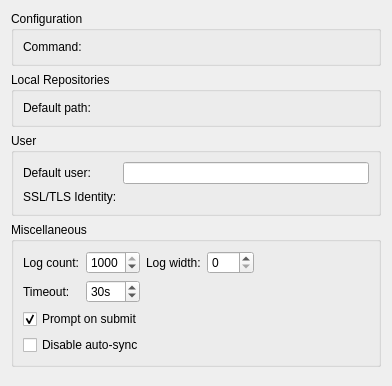
The window that src/plugins/fossil/optionspage.ui (nomadbyte/qtcreator-plugin-fossil) describes before a commit, drawn with Qt 5.
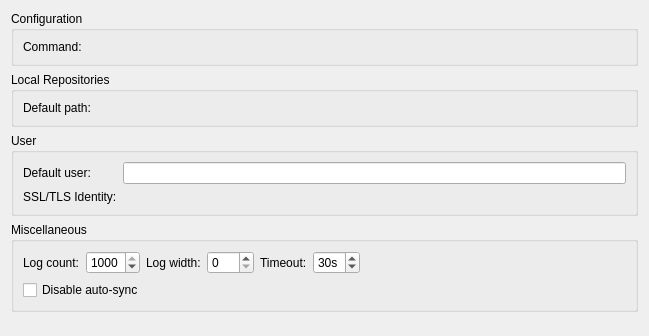
The same window after the commit. Custom widgets are drawn as their Qt base class.

Patch:
```diff
--- a/src/plugins/fossil/optionspage.ui
+++ b/src/plugins/fossil/optionspage.ui
@@ -6,8 +6,8 @@
    <rect>
     <x>0</x>
     <y>0</y>
-    <width>392</width>
-    <height>386</height>
+    <width>649</width>
+    <height>336</height>
    </rect>
   </property>
   <property name="windowTitle">
@@ -108,6 +108,19 @@
       <string>Miscellaneous</string>
      </property>
      <layout class="QGridLayout" name="gridLayout">
+      <item row="0" column="6">
+       <spacer name="horizontalSpacer">
+        <property name="orientation">
+         <enum>Qt::Horizontal</enum>
+        </property>
+        <property name="sizeHint" stdset="0">
+         <size>
+          <width>213</width>
+          <height>20</height>
+         </size>
+        </property>
+       </spacer>
+      </item>
       <item row="0" column="0">
        <widget class="QLabel" name="showLogEntriesLabel">
         <property name="text">
@@ -115,6 +128,13 @@
         </property>
        </widget>
       </item>
+      <item row="0" column="4">
+       <widget class="QLabel" name="timeoutSecondsLabel">
+        <property name="text">
+         <string>Timeout:</string>
+        </property>
+       </widget>
+      </item>
       <item row="0" column="1">
        <widget class="QSpinBox" name="logEntriesCount">
         <property name="toolTip">
@@ -148,47 +168,7 @@
         </property>
        </widget>
       </item>
-      <item row="0" column="4">
-       <spacer name="horizontalSpacer">
-        <property name="orientation">
-         <enum>Qt::Horizontal</enum>
-        </property>
-        <property name="sizeHint" stdset="0">
-         <size>
-          <width>213</width>
-          <height>20</height>
-         </size>
-        </property>
-       </spacer>
-      </item>
-      <item row="1" column="0">
-       <widget class="QLabel" name="timeoutSecondsLabel">
-        <property name="text">
-         <string>Timeout:</string>
-        </property>
-       </widget>
-      </item>
-      <item row="1" column="1">
-       <widget class="QSpinBox" name="timeout">
-        <property name="suffix">
-         <string>s</string>
-        </property>
-        <property name="value">
-         <number>30</number>
-        </property>
-       </widget>
-      </item>
-      <item row="2" column="0" colspan="3">
-       <widget class="QCheckBox" name="promptOnSubmitCheckBox">
-        <property name="text">
-         <string>Prompt on submit</string>
-        </property>
-        <property name="checked">
-         <bool>true</bool>
-        </property>
-       </widget>
-      </item>
-      <item row="3" column="0" colspan="3">
+      <item row="2" column="0" colspan="5">
        <widget class="QCheckBox" name="disableAutosyncCheckBox">
         <property name="toolTip">
          <string>Disable automatic pull/push of local changes to the remote repository.</string>
@@ -201,6 +181,16 @@
         </property>
        </widget>
       </item>
+      <item row="0" column="5">
+       <widget class="QSpinBox" name="timeout">
+        <property name="suffix">
+         <string>s</string>
+        </property>
+        <property name="value">
+         <number>30</number>
+        </property>
+       </widget>
+      </item>
      </layout>
     </widget>
    </item>
```
